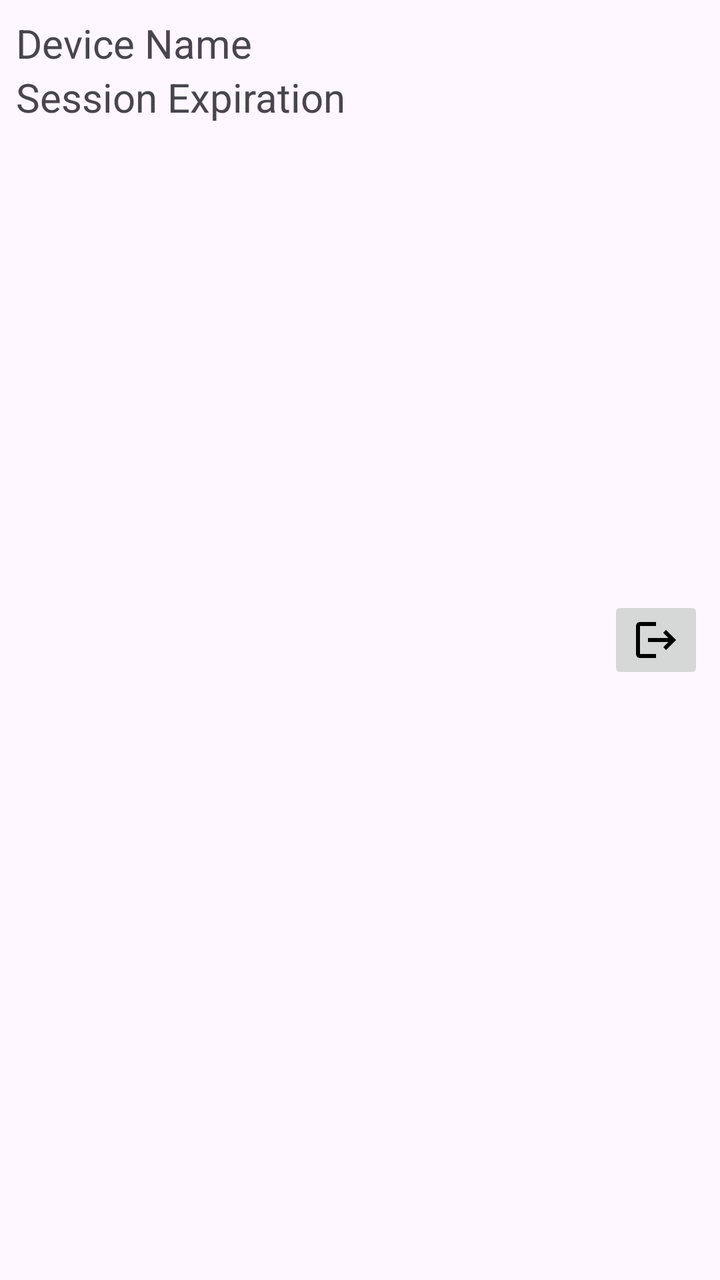
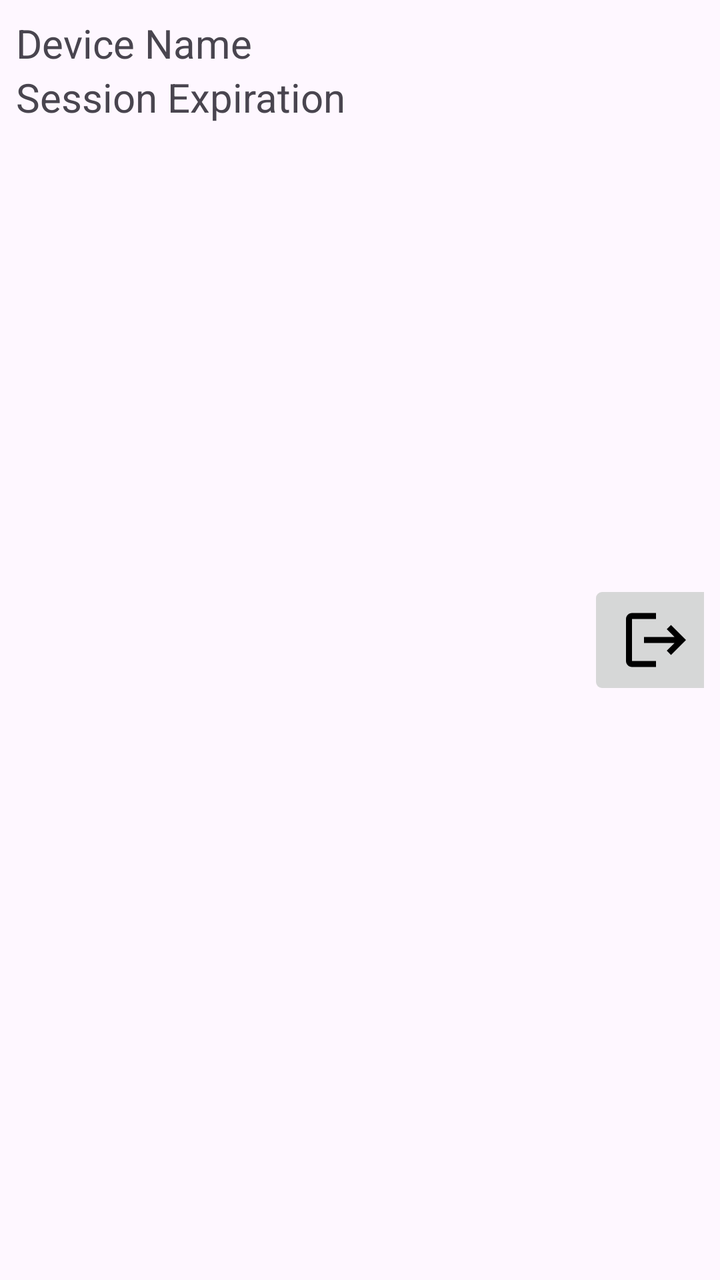

The first picture is an Android layout as it rendered before a commit; the second is the same layout after the commit. The layout source and the unified diff follow.
<!-- AndroidManifest.xml: application theme Theme.Locomotive -->
<!-- res/layout/item_auth_session.xml -->
<?xml version="1.0" encoding="utf-8"?>
<androidx.constraintlayout.widget.ConstraintLayout
    xmlns:android="http://schemas.android.com/apk/res/android"
    xmlns:app="http://schemas.android.com/apk/res-auto"
    xmlns:tools="http://schemas.android.com/tools"
    android:layout_width="match_parent"
    android:layout_height="wrap_content"
    android:padding="8dp">

    <TextView
        android:id="@+id/auth_session_devname"
        android:layout_width="wrap_content"
        android:layout_height="wrap_content"
        android:layout_weight="1"
        android:text="Device Name"
        android:textSize="20sp"
        app:layout_constraintStart_toStartOf="parent"
        app:layout_constraintTop_toTopOf="parent" />

    <TextView
        android:id="@+id/auth_session_expiration"
        android:layout_width="wrap_content"
        android:layout_height="wrap_content"
        android:layout_weight="1"
        android:text="Session Expiration"
        android:textSize="20sp"
        app:layout_constraintBottom_toBottomOf="parent"
        app:layout_constraintStart_toStartOf="parent"
        app:layout_constraintTop_toBottomOf="@+id/auth_session_devname"
        app:layout_constraintVertical_bias="0.0" />

    <ImageButton
        android:id="@+id/auth_logout_button"
        android:layout_width="wrap_content"
        android:layout_height="wrap_content"
        app:layout_constraintBottom_toBottomOf="parent"
        app:layout_constraintEnd_toEndOf="parent"
        app:layout_constraintTop_toTopOf="parent"
        app:srcCompat="@drawable/ic_logout" />

</androidx.constraintlayout.widget.ConstraintLayout>
<!-- resources referenced by this layout -->
<resources>
  <!-- drawable ic_logout (drawable) -->
  <vector xmlns:android="http://schemas.android.com/apk/res/android" android:autoMirrored="true" android:height="24dp" android:tint="#000000" android:viewportHeight="24" android:viewportWidth="24" android:width="24dp">
        
      <path android:fillColor="@android:color/white" android:pathData="M17,7l-1.41,1.41L18.17,11H8v2h10.17l-2.58,2.58L17,17l5,-5zM4,5h8V3H4c-1.1,0 -2,0.9 -2,2v14c0,1.1 0.9,2 2,2h8v-2H4V5z"/>
      
  </vector>
  <style name="Theme.Locomotive" parent="Base.Theme.Locomotive" />
  <style name="Base.Theme.Locomotive" parent="Theme.Material3.DayNight.NoActionBar">
          
          
      </style>
</resources>

<!-- the commit's change to res/layout/item_auth_session.xml (unified diff, before → after) -->
@@ -33,6 +33,8 @@
         android:id="@+id/auth_logout_button"
         android:layout_width="wrap_content"
         android:layout_height="wrap_content"
+        android:scaleX="1.5"
+        android:scaleY="1.5"
         app:layout_constraintBottom_toBottomOf="parent"
         app:layout_constraintEnd_toEndOf="parent"
         app:layout_constraintTop_toTopOf="parent"
